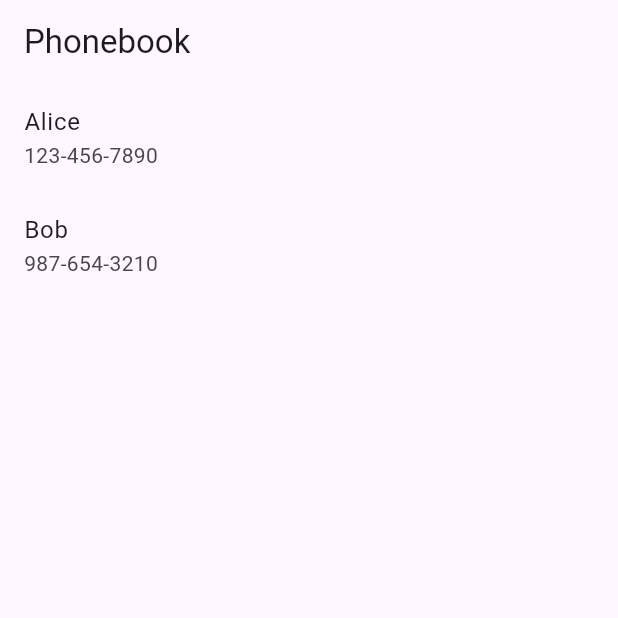
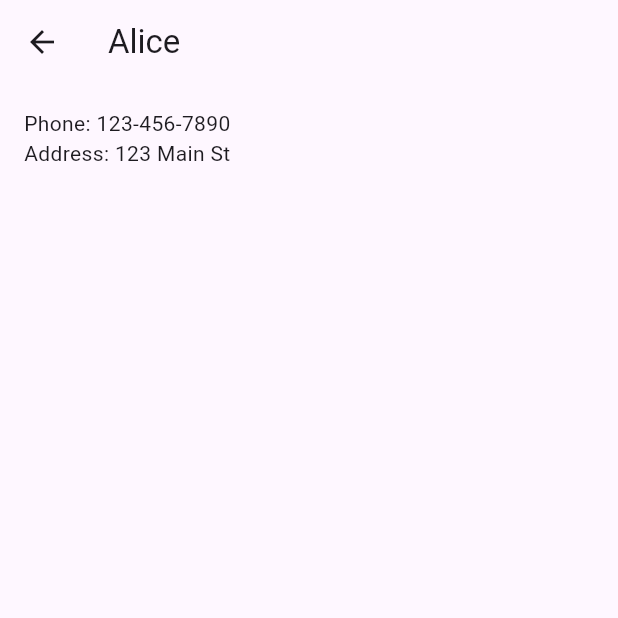
Before and after one commit to phetlaphang1/flutter-duckquynh, a Flutter app: the screen it shows after launch, after a tap on "Alice", on a phone screen of 412 x 824 dp, the top half of it. Run offline on Flutter 3.47's test engine with Material 3 defaults, Android fonts, the phone set to English and light mode, and no system bars.

Commit message:
contact lan 2

```diff
--- a/lib/pages/Contacts.dart
+++ b/lib/pages/Contacts.dart
@@ -3,15 +3,19 @@ import 'package:flutter/material.dart';
 class Contact {
   final String name;
   final String phoneNumber;
+  final String address;
+  // Thêm các thông tin khác của liên hệ
 
-  Contact(this.name, this.phoneNumber);
+  Contact(this.name, this.phoneNumber, this.address);
 }
+
+
 
 class MyApp extends StatelessWidget {
   final List<Contact> contacts = [
-    Contact('Alice', '123-456-7890'),
-    Contact('Bob', '987-654-3210'),
-    // Add more contacts here
+    Contact('Alice', '123-456-7890', '123 Main St'),
+    Contact('Bob', '987-654-3210', '456 Elm St'),
+    // Thêm các liên hệ khác vào đây
   ];
 
   @override
@@ -26,8 +30,12 @@ class MyApp extends StatelessWidget {
               title: Text(contacts[index].name),
               subtitle: Text(contacts[index].phoneNumber),
               onTap: () {
-                // Navigate to detail page or show details here
-                print('Selected contact: ${contacts[index].name}');
+                Navigator.push(
+                  context,
+                  MaterialPageRoute(
+                    builder: (context) => ContactDetailPage(contact: contacts[index]),
+                  ),
+                );
               },
             );
           },
@@ -36,3 +44,27 @@ class MyApp extends StatelessWidget {
     );
   }
 }
+
+class ContactDetailPage extends StatelessWidget {
+  final Contact contact;
+
+  ContactDetailPage({required this.contact});
+
+  @override
+  Widget build(BuildContext context) {
+    return Scaffold(
+      appBar: AppBar(title: Text(contact.name)),
+      body: Padding(
+        padding: const EdgeInsets.all(16.0),
+        child: Column(
+          crossAxisAlignment: CrossAxisAlignment.start,
+          children: [
+            Text('Phone: ${contact.phoneNumber}'),
+            Text('Address: ${contact.address}'),
+            // Thêm các thông tin khác của liên hệ
+          ],
+        ),
+      ),
+    );
+  }
+}
```
